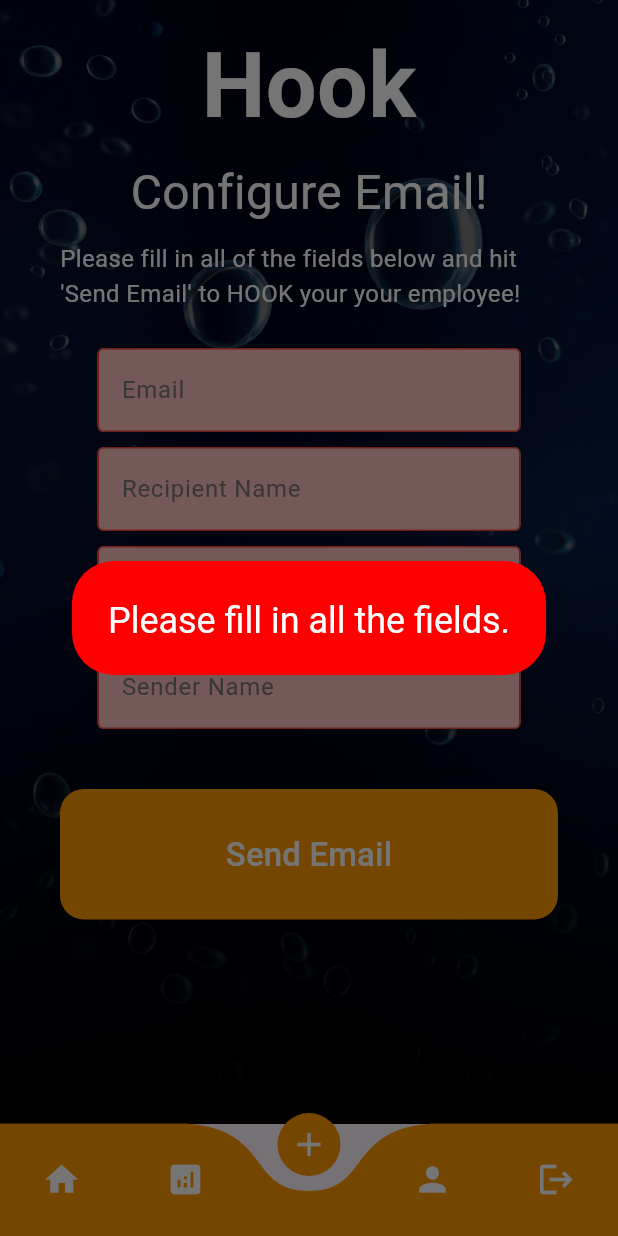
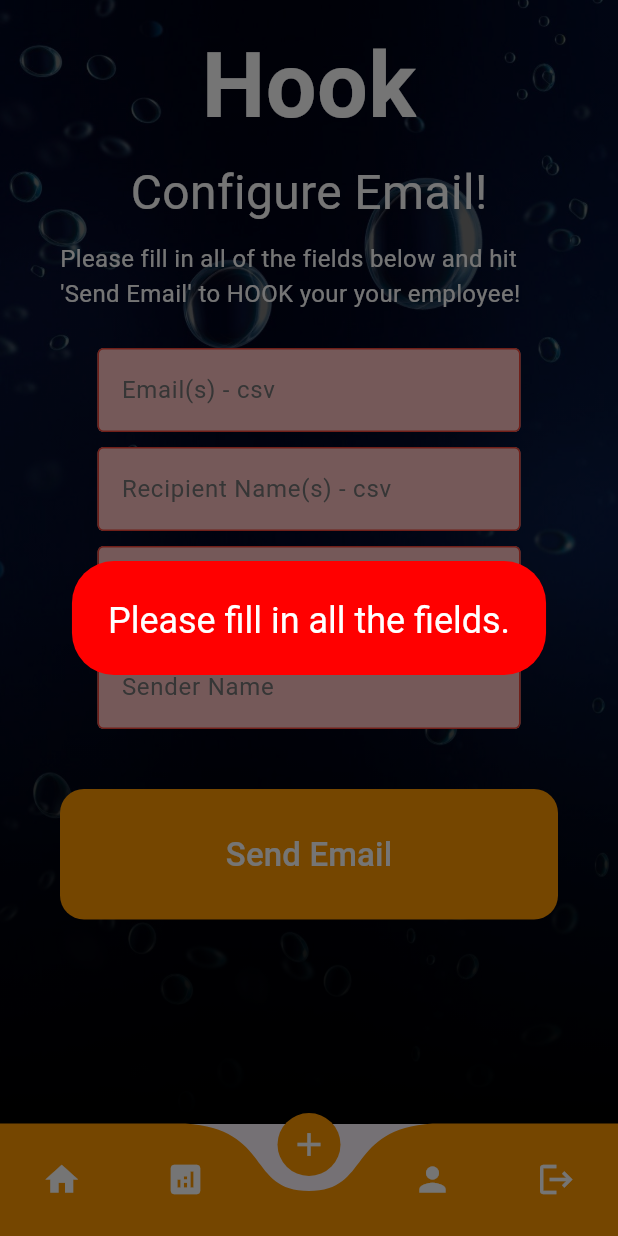
Before and after one commit to st8farmfromjake/hook, a Flutter app: the screen it shows once a user with an empty profile is signed in, item 3 of the bottom bar chosen, after a tap on "Send Email", on a phone screen of 412 x 824 dp. Run offline on Flutter 3.47's test engine with Material 3 defaults, Android fonts, the phone set to English and light mode, and no system bars; drawn by our look-alikes of curved_navigation_bar; our stand-ins replace firebase_auth, firebase_core; missing offline and left inert: mailer; accounts and stored records are empty.

Commit message:
Added multi email sending capability

```diff
--- a/lib/pages/email_page.dart
+++ b/lib/pages/email_page.dart
@@ -121,7 +121,7 @@ class _EmailPageState extends State<EmailPage> {
                             //email textfeild
                             MyTextField(
                               controller: emailController,
-                              hintText: 'Email',
+                              hintText: 'Email(s) - csv',
                               isError: showError && emailController.text.isEmpty,
                             ),
 
@@ -130,7 +130,7 @@ class _EmailPageState extends State<EmailPage> {
                             //name text feild
                             MyTextField(
                               controller: nameController,
-                              hintText: 'Recipient Name',
+                              hintText: 'Recipient Name(s) - csv',
                               isError: showError && nameController.text.isEmpty,
                             ),
 
@@ -186,11 +186,16 @@ class _EmailPageState extends State<EmailPage> {
                                         setState(() {
                                           showError = false; // Optionally reset error state on successful submission
                                         });
-                                        // Proceed with sending email as all fields are filled
-                                        sendEmail(emailAdd: emailController.text, name: nameController.text, fromName: senderNameController.text, companyName: companyNameController.text);
+                                        debugPrint('Button pressed!');
+                                        // Split the string into a list of emails
+                                        List<String> emailsList = emailController.text.split(',');
+                                        List<String> namesList = nameController.text.split(',');
+                                        for (int i = 0; i < emailsList.length; i++){
+                                          // Proceed with sending email as all fields are filled
+                                          sendEmail(emailAdd: emailsList[i], name: namesList[i], fromName: senderNameController.text, companyName: companyNameController.text);
+                                          showMessage('Email Sent To\n${emailController.text}', false);
+                                        }
 
-                                        debugPrint('Button pressed!');
-                                        showMessage('Email Sent To\n${emailController.text}', false);
                                         for(final controller in controllers){
                                           controller.clear();
                                         }
```
Also changed, not shown: pubspec.lock.
